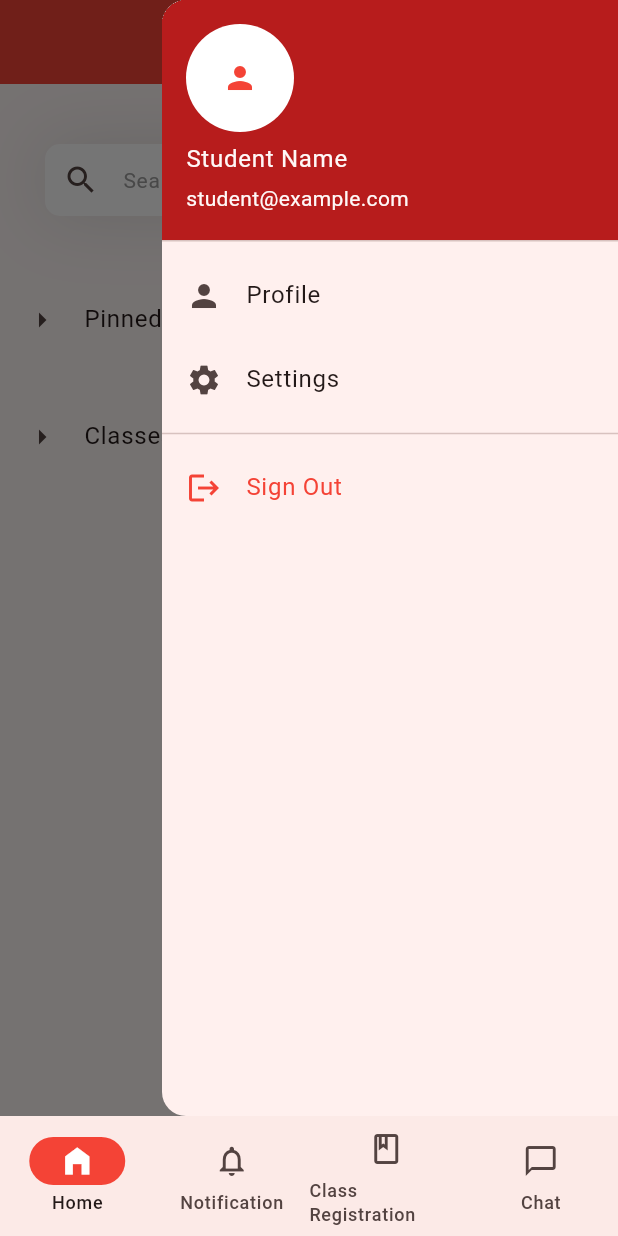
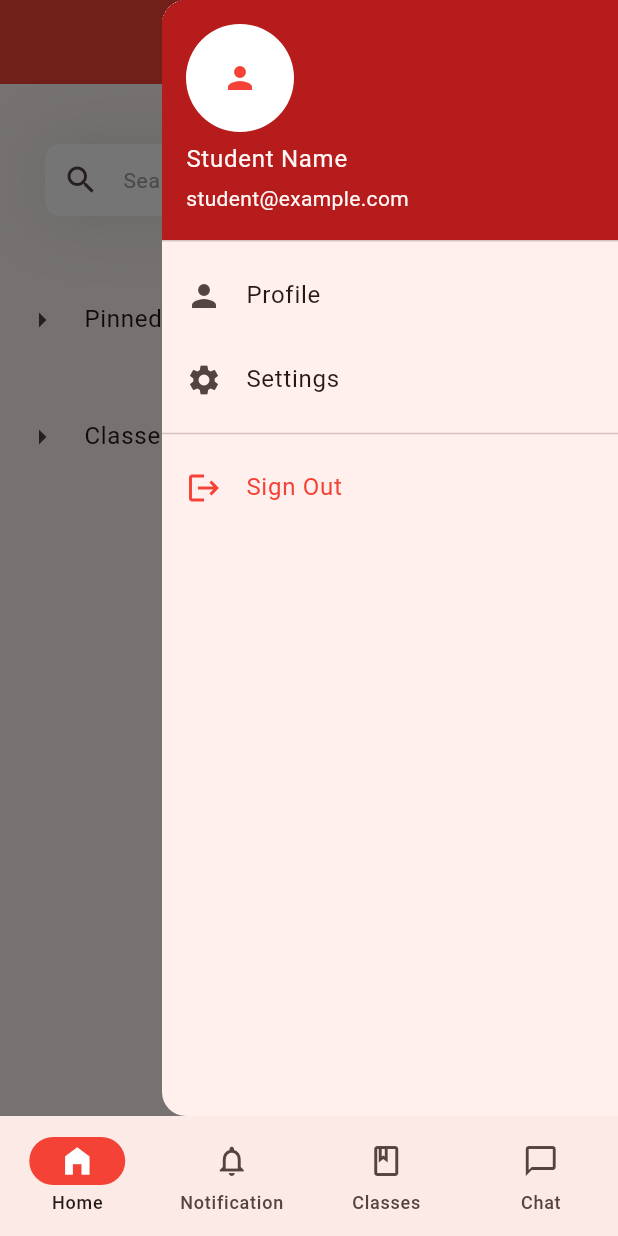
Before and after one commit to giolynx104/learning_management_system, a Flutter app: the screen it shows after launch, with the side drawer open, on a phone screen of 412 x 824 dp. Run offline on Flutter 3.47's test engine with Material 3 defaults, Android fonts, the phone set to English and light mode, and no system bars; our stand-ins replace dio, file_picker, flutter_hooks, flutter_riverpod, freezed_annotation, go_router and 4 more; generated files the repository leaves out were written again.

Commit message:
Edit tabs name
Reasons:
- Shorter to be fit on a single tab
- Suitable for general management purpose of the tab

```diff
--- a/lib/routes/destinations.dart
+++ b/lib/routes/destinations.dart
@@ -14,12 +14,12 @@ class Destination {
 const studentDestinations = [
   Destination(label: 'Home', icon: Icons.home_outlined, onPressedIcon: Icons.home_filled),
   Destination(label: 'Notification', icon: Icons.notifications_outlined, onPressedIcon: Icons.notifications_active),
-  Destination(label: 'Class Registration', icon: Icons.class_outlined,onPressedIcon: Icons.class_sharp),
+  Destination(label: 'Classes', icon: Icons.class_outlined,onPressedIcon: Icons.class_sharp),
   Destination(label: 'Chat', icon: Icons.messenger_outline,onPressedIcon: Icons.messenger),
 ];
 const teacherDestinations = [
   Destination(label: 'Home', icon: Icons.home_outlined, onPressedIcon: Icons.home_filled),
   Destination(label: 'Notification', icon: Icons.notifications_outlined, onPressedIcon: Icons.notifications_active),
-  Destination(label: 'Class Management', icon: Icons.class_outlined,onPressedIcon: Icons.class_sharp),
+  Destination(label: 'Classes', icon: Icons.class_outlined,onPressedIcon: Icons.class_sharp),
   Destination(label: 'Chat', icon: Icons.messenger_outline,onPressedIcon: Icons.messenger),
 ];
```
